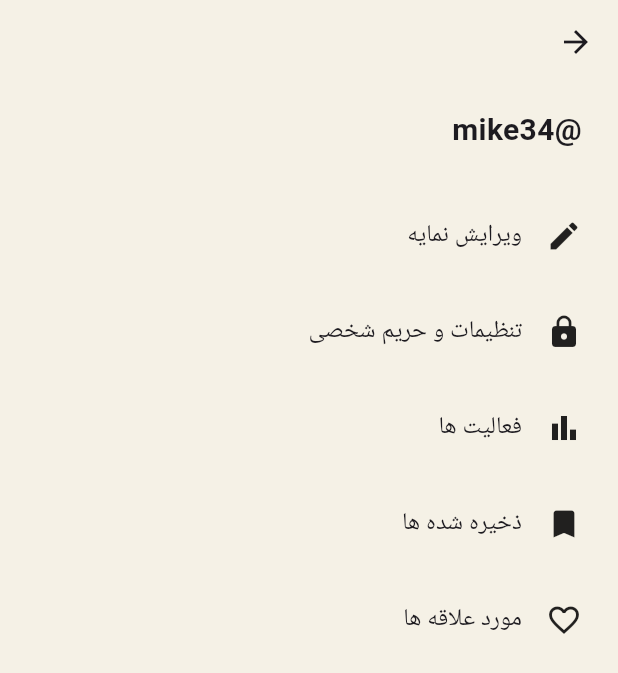
After one commit to SHKiism/KetabRoo_app, a Flutter app: the HomeScreen screen opened by its route, item 3 of the bottom bar chosen, after a tap on the "menu" icon, on a phone screen of 412 x 824 dp. The commit adds this screen. Shown: the top 673 px of the screen. Run offline on Flutter 3.47's test engine with Material 3 defaults, Android fonts, the phone set to English and light mode, and no system bars; our stand-ins replace flutter_svg, get, image_picker; network calls fail; Roboto replaces fonts that are missing (Vazir).

Commit message:
add profile and profile setting pages

```diff
--- a/lib/home_screen.dart
+++ b/lib/home_screen.dart
@@ -1,5 +1,6 @@
 import 'package:flutter/material.dart';
 import 'package:flutter_svg/flutter_svg.dart';
+import 'package:ketab_roo_app/profile.dart';
 
 class HomeScreen extends StatelessWidget {
   const HomeScreen({super.key});
@@ -150,6 +151,23 @@ class HomeScreen extends StatelessWidget {
           currentIndex: 0,
           onTap: (index) {
             // کنترل ناوبری
+            if (index == 0) {
+              // صفحه خانه - هیچ کاری لازم نیست
+              Navigator.push(
+                context,
+                MaterialPageRoute(builder: (context) => const HomeScreen()),
+              );
+            } else if (index == 1) {
+              // Navigator.push(
+                // context,
+                // MaterialPageRoute(builder: (context) => const SearchScreen()),
+              // );
+            } else if (index == 2) {
+              Navigator.push(
+                context,
+                MaterialPageRoute(builder: (context) => const Profile()),
+              );
+            }
           },
           items: [
             BottomNavigationBarItem(
--- a/lib/main.dart
+++ b/lib/main.dart
@@ -1,5 +1,7 @@
 import 'package:flutter/material.dart';
 import 'package:get/get.dart';
+import 'package:ketab_roo_app/profile.dart';
+import 'package:ketab_roo_app/profile_setting.dart';
 import 'package:ketab_roo_app/register_info.dart';
 import 'package:ketab_roo_app/start_screen.dart';
 import 'package:ketab_roo_app/signup_screen.dart';
@@ -36,6 +38,8 @@ class MyApp extends StatelessWidget {
         GetPage(name: '/login', page: () => const LoginScreen()),
         GetPage(name: '/register_info', page: () => const RegisterInfo()),
         GetPage(name: '/home', page: () => const HomeScreen()),
+        GetPage(name: '/profile', page: () => const Profile()),
+        GetPage(name: '/profile_setting', page: () => const ProfileSetting()),
       ],
     );
   }
--- /dev/null
+++ b/lib/profile.dart
@@ -0,0 +1,132 @@
+import 'package:flutter/material.dart';
+import 'package:ketab_roo_app/profile_setting.dart';
+
+class Profile extends StatelessWidget {
+  const Profile({super.key});
+
+  @override
+  Widget build(BuildContext context) {
+    return Scaffold(
+      backgroundColor: const Color(0xFFF5F1E6),
+      appBar: AppBar(
+        backgroundColor: Colors.transparent,
+        elevation: 0,
+        actions: [
+          IconButton(
+            icon: const Icon(Icons.menu, color: Colors.black87),
+            onPressed: () {
+              Navigator.push(
+                context,
+                MaterialPageRoute(builder: (_) => const ProfileSetting()),
+              );
+            },
+          )
+        ],
+      ),
+      body: Padding(
+        padding: const EdgeInsets.symmetric(horizontal: 20),
+        child: ListView(
+          children: [
+            const Text(
+              "@mike34",
+              style: TextStyle(fontSize: 20, fontWeight: FontWeight.bold),
+            ),
+            const SizedBox(height: 16),
+            Row(
+              children: [
+                const CircleAvatar(
+                  radius: 40,
+                  backgroundImage: AssetImage('assets/images/user.jpg'), // عکس پروفایل
+                ),
+                const SizedBox(width: 16),
+                Expanded(
+                  child: Column(
+                    children: [
+                      Row(
+                        mainAxisAlignment: MainAxisAlignment.spaceAround,
+                        children: const [
+                          StatColumn(label: "کتاب ها", value: "730"),
+                          StatColumn(label: "دوستان", value: "43"),
+                          StatColumn(label: "برای خواندن", value: "38"),
+                        ],
+                      ),
+                      const SizedBox(height: 8),
+                    ],
+                  ),
+                )
+              ],
+            ),
+            const SizedBox(height: 16),
+            const Text(
+              "Mike",
+              style: TextStyle(fontWeight: FontWeight.bold),
+            ),
+            const SizedBox(height: 4),
+            const Text(
+              "Hi, I'm Mike! I love reading books all day long, mainly fantasy and art books...",
+              style: TextStyle(fontSize: 14),
+            ),
+            const SizedBox(height: 16),
+            section("در حال خواندن", ["book1.png", "book2.png", "book3.png"]),
+            section("می خواهد بخواند", ["book4.png", "book5.png", "book6.png"]),
+            section("خوانده شده", ["book7.png", "book8.png", "book9.png"]),
+          ],
+        ),
+      ),
+    );
+  }
+
+  Widget section(String title, List<String> imageAssets) {
+    return Column(
+      crossAxisAlignment: CrossAxisAlignment.start,
+      children: [
+        Row(
+          mainAxisAlignment: MainAxisAlignment.spaceBetween,
+          children: [
+            Text(title, style: const TextStyle(fontWeight: FontWeight.bold)),
+            const Text("نمایش همه", style: TextStyle(color: Colors.blueGrey)),
+          ],
+        ),
+        const SizedBox(height: 8),
+        SizedBox(
+          height: 110,
+          child: ListView.builder(
+            scrollDirection: Axis.horizontal,
+            itemCount: imageAssets.length,
+            itemBuilder: (context, index) {
+              return Container(
+                width: 70,
+                margin: const EdgeInsets.only(right: 12),
+                decoration: BoxDecoration(
+                  borderRadius: BorderRadius.circular(8),
+                  image: DecorationImage(
+                    image: AssetImage('assets/images/${imageAssets[index]}'),
+                    fit: BoxFit.cover,
+                  ),
+                ),
+              );
+            },
+          ),
+        ),
+        const SizedBox(height: 16),
+      ],
+    );
+  }
+}
+
+class StatColumn extends StatelessWidget {
+  final String label;
+  final String value;
+
+  const StatColumn({required this.label, required this.value, super.key});
+
+  @override
+  Widget build(BuildContext context) {
+    return Column(
+      children: [
+        Text(value, style: const TextStyle(fontWeight: FontWeight.bold)),
+        Text(label),
+      ],
+    );
+  }
+}
--- /dev/null
+++ b/lib/profile_setting.dart
@@ -0,0 +1,45 @@
+import 'package:flutter/material.dart';
+
+class ProfileSetting extends StatelessWidget {
+  const ProfileSetting({super.key});
+
+  @override
+  Widget build(BuildContext context) {
+    return Scaffold(
+      backgroundColor: const Color(0xFFF5F1E6),
+      appBar: AppBar(
+        backgroundColor: Colors.transparent,
+        elevation: 0,
+      ),
+      body: ListView(
+        padding: const EdgeInsets.symmetric(horizontal: 24, vertical: 16),
+        children: const [
+          Text("@mike34", style: TextStyle(fontSize: 20, fontWeight: FontWeight.bold)),
+          SizedBox(height: 24),
+          MenuItem(icon: Icons.edit, label: "ویرایش نمایه"),
+          MenuItem(icon: Icons.lock, label: "تنظیمات و حریم شخصی"),
+          MenuItem(icon: Icons.bar_chart, label: "فعالیت ها"),
+          MenuItem(icon: Icons.bookmark, label: "ذخیره شده ها"),
+          MenuItem(icon: Icons.favorite_border, label: "مورد علاقه ها"),
+        ],
+      ),
+    );
+  }
+}
+
+class MenuItem extends StatelessWidget {
+  final IconData icon;
+  final String label;
+
+  const MenuItem({required this.icon, required this.label, super.key});
+
+  @override
+  Widget build(BuildContext context) {
+    return ListTile(
+      leading: Icon(icon, color: Colors.black87),
+      title: Text(label),
+      onTap: () {},
+      contentPadding: const EdgeInsets.symmetric(vertical: 4),
+    );
+  }
+}
```
Also changed, not shown: 9 other files.
